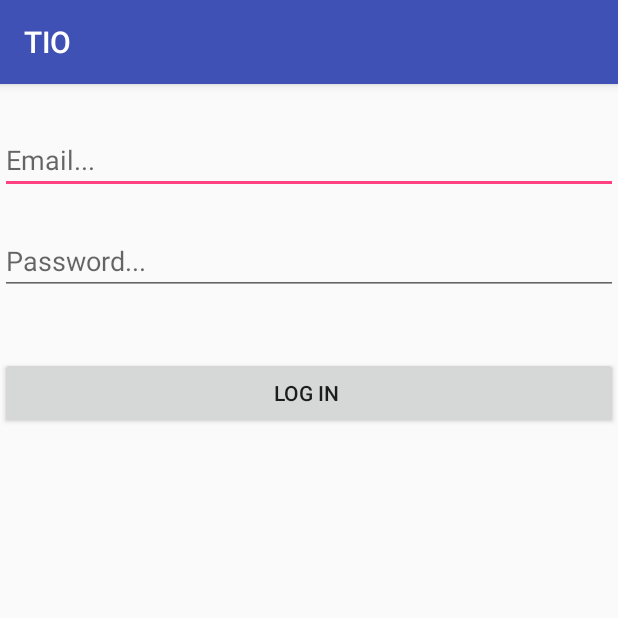
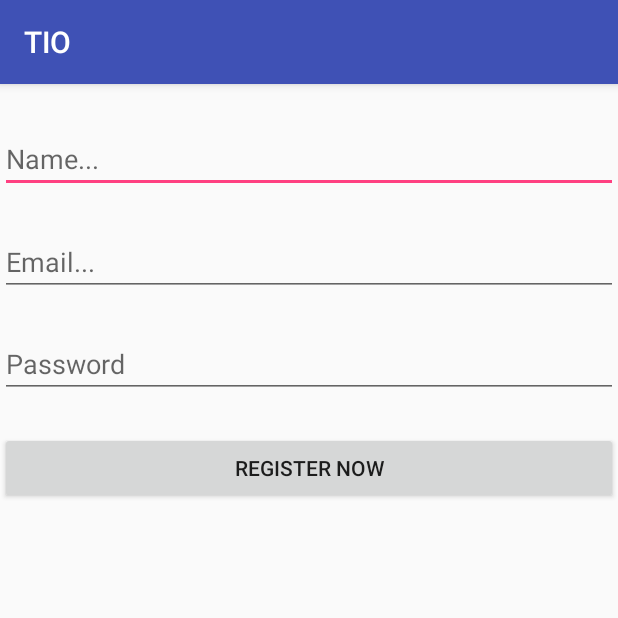
Before and after one commit to AllenZB/orbital, an Android app: the screen it shows after launch (LoginActivity before the commit, RegisterActivity after it), on a phone screen of 412 x 824 dp, the top half of it. Run offline under Robolectric (Android 15) with nearby library versions, the phone set to English and light mode, and no system bars; our stand-ins replace Firebase (no records; nobody signed in at launch, a user with empty details on screens opened directly); libraries missing offline, so code that uses them is left out: com.firebase.client; 1 statement that could not run was skipped.

Commit message:
add register method

```diff
--- a/TIO/app/src/main/AndroidManifest.xml
+++ b/TIO/app/src/main/AndroidManifest.xml
@@ -10,6 +10,11 @@
         android:roundIcon="@mipmap/ic_launcher_round"
         android:supportsRtl="true"
         android:theme="@style/AppTheme">
+        <activity android:name=".RegisterActivity">
+            <intent-filter>
+                <action android:name="android.intent.action.MAIN" />
+            </intent-filter>
+        </activity>
         <activity android:name=".LoginActivity">
             <intent-filter>
                 <action android:name="android.intent.action.MAIN" />
@@ -20,7 +25,6 @@
         <activity android:name=".MainActivity">
             <intent-filter>
                 <action android:name="android.intent.action.MAIN" />
-
                 <category android:name="android.intent.category.LAUNCHER" />
             </intent-filter>
         </activity>
--- a/TIO/app/src/main/java/com/example/wxhgxj/tio/LoginActivity.java
+++ b/TIO/app/src/main/java/com/example/wxhgxj/tio/LoginActivity.java
@@ -8,6 +8,7 @@ import android.text.TextUtils;
 import android.view.View;
 import android.widget.Button;
 import android.widget.EditText;
+import android.widget.RelativeLayout;
 import android.widget.Toast;
 
 import com.google.android.gms.tasks.OnCompleteListener;
@@ -40,7 +41,12 @@ public class LoginActivity extends AppCompatActivity {
         mAuthListener = new FirebaseAuth.AuthStateListener() {
             @Override
             public void onAuthStateChanged(@NonNull FirebaseAuth firebaseAuth) {
-                if(firebaseAuth.getCurrentUser() != null) {
+                if(firebaseAuth.getCurrentUser() == null) {
+                    Intent loginIntent = new Intent(LoginActivity.this, RegisterActivity.class);
+                    //do not know what is the use og this line
+                    loginIntent.addFlags(Intent.FLAG_ACTIVITY_CLEAR_TOP);
+                    startActivity(loginIntent);
+                } else {
                     startActivity(new Intent(LoginActivity.this, MainActivity.class));
                 }
             }
--- a/TIO/app/src/main/java/com/example/wxhgxj/tio/MainActivity.java
+++ b/TIO/app/src/main/java/com/example/wxhgxj/tio/MainActivity.java
@@ -29,14 +29,14 @@ public class MainActivity extends AppCompatActivity {
         super.onCreate(savedInstanceState);
         setContentView(R.layout.activity_main);
 
-        mRef = new Firebase("https://fireapp-1e8cc.firebaseio.com/Users");
+        mRef = new Firebase("https://fireapp-1e8cc.firebaseio.com/Test");
         msend = (Button) findViewById(R.id.add);
         mValueField = (EditText) findViewById(R.id.ValueField);
         mListView = (ListView) findViewById(R.id.listview);
 
 
         DatabaseReference databaseReference = FirebaseDatabase.getInstance().getReferenceFromUrl("https://fireapp-1e8cc.firebaseio.com/");
-        Query query = databaseReference.child("Users");
+        Query query = databaseReference.child("Test");
         FirebaseListOptions<String> options = new FirebaseListOptions.Builder<String>()
                 .setQuery(query, String.class)
                 .setLayout(android.R.layout.simple_list_item_1)
--- /dev/null
+++ b/TIO/app/src/main/java/com/example/wxhgxj/tio/RegisterActivity.java
@@ -0,0 +1,78 @@
+package com.example.wxhgxj.tio;
+
+import android.app.ProgressDialog;
+import android.content.Intent;
+import android.support.annotation.NonNull;
+import android.support.v7.app.AppCompatActivity;
+import android.os.Bundle;
+import android.text.TextUtils;
+import android.view.View;
+import android.widget.Button;
+import android.widget.EditText;
+import android.widget.RelativeLayout;
+
+import com.firebase.client.Firebase;
+import com.google.android.gms.tasks.OnCompleteListener;
+import com.google.android.gms.tasks.Task;
+import com.google.firebase.auth.AuthResult;
+import com.google.firebase.auth.FirebaseAuth;
+import com.google.firebase.database.DatabaseReference;
+import com.google.firebase.database.FirebaseDatabase;
+
+public class RegisterActivity extends AppCompatActivity {
+
+    //define widgets
+    private EditText registerName;
+    private EditText registerEmail;
+    private EditText registerPassword;
+    private Button registerButton;
+    //define Firebase Auth
+    private FirebaseAuth mAuth;
+    private DatabaseReference mDatabase;
+
+    @Override
+    protected void onCreate(Bundle savedInstanceState) {
+        super.onCreate(savedInstanceState);
+        setContentView(R.layout.activity_register);
+        //initialize widgets
+        registerName = (EditText)findViewById(R.id.registerName);
+        registerEmail = (EditText)findViewById(R.id.registerEmail);
+        registerPassword = (EditText)findViewById(R.id.registerPassword);
+        registerButton = (Button)findViewById(R.id.registerButton);
+        //initialize Firebase Auth
+        mAuth = FirebaseAuth.getInstance();
+        mDatabase = FirebaseDatabase.getInstance().getReference().child("Users");
+
+        //register button on-click function
+        registerButton.setOnClickListener(new View.OnClickListener() {
+            @Override
+            public void onClick(View view) {
+                startRegister();
+            }
+        });
+    }
+
+    //function for registering
+    private void startRegister() {
+        final String name = registerName.getText().toString();
+        final String email = registerEmail.getText().toString();
+        String password = registerPassword.getText().toString();
+
+        if(!TextUtils.isEmpty(name) && !TextUtils.isEmpty(email) && !TextUtils.isEmpty(password)) {
+            mAuth.createUserWithEmailAndPassword(email, password).addOnCompleteListener(new OnCompleteListener<AuthResult>() {
+                @Override
+                public void onComplete(@NonNull Task<AuthResult> task) {
+                    if(task.isSuccessful()) {
+                        String userId = mAuth.getCurrentUser().getUid();
+                        DatabaseReference currentUerIdDB = mDatabase.child(userId);
+                        currentUerIdDB.child("Name").setValue(name);
+                        currentUerIdDB.child("Email").setValue(email);
+                        Intent mainIntent = new Intent(RegisterActivity.this, MainActivity.class);
+                        mainIntent.addFlags(Intent.FLAG_ACTIVITY_CLEAR_TOP);
+                        startActivity(mainIntent);
+                    }
+                }
+            });
+        }
+    }
+}
--- /dev/null
+++ b/TIO/app/src/main/res/layout/activity_register.xml
@@ -0,0 +1,50 @@
+<?xml version="1.0" encoding="utf-8"?>
+<RelativeLayout xmlns:android="http://schemas.android.com/apk/res/android"
+    xmlns:app="http://schemas.android.com/apk/res-auto"
+    xmlns:tools="http://schemas.android.com/tools"
+    android:layout_width="match_parent"
+    android:layout_height="match_parent"
+    tools:context=".RegisterActivity">
+
+    <EditText
+        android:id="@+id/registerName"
+        android:layout_width="match_parent"
+        android:layout_height="wrap_content"
+        android:layout_alignParentStart="true"
+        android:layout_alignParentTop="true"
+        android:layout_marginTop="27dp"
+        android:ems="10"
+        android:hint="Name..."
+        android:inputType="textPersonName" />
+
+    <EditText
+        android:id="@+id/registerEmail"
+        android:layout_width="match_parent"
+        android:layout_height="wrap_content"
+        android:layout_alignParentStart="true"
+        android:layout_alignParentTop="true"
+        android:layout_marginTop="96dp"
+        android:ems="10"
+        android:hint="Email..."
+        android:inputType="textEmailAddress" />
+
+    <EditText
+        android:id="@+id/registerPassword"
+        android:layout_width="match_parent"
+        android:layout_height="wrap_content"
+        android:layout_alignParentStart="true"
+        android:layout_alignParentTop="true"
+        android:layout_marginTop="164dp"
+        android:ems="10"
+        android:hint="Password"
+        android:inputType="textPassword" />
+
+    <Button
+        android:id="@+id/registerButton"
+        android:layout_width="match_parent"
+        android:layout_height="wrap_content"
+        android:layout_alignParentTop="true"
+        android:layout_centerHorizontal="true"
+        android:layout_marginTop="232dp"
+        android:text="Register Now" />
+</RelativeLayout>
```
